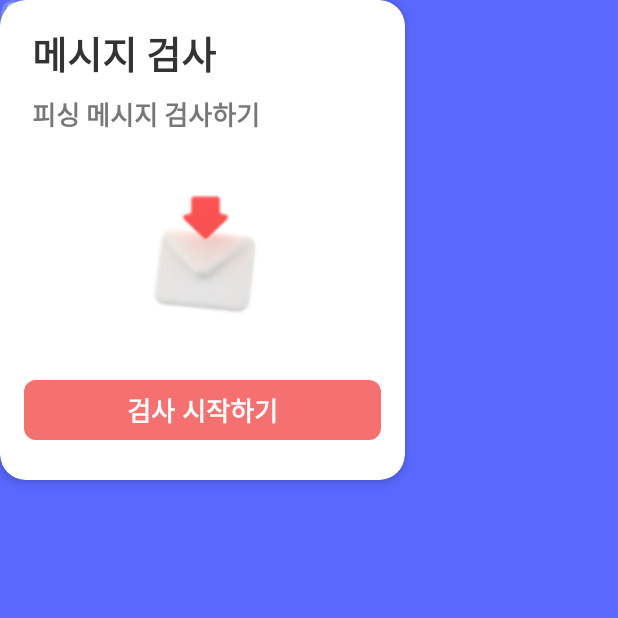
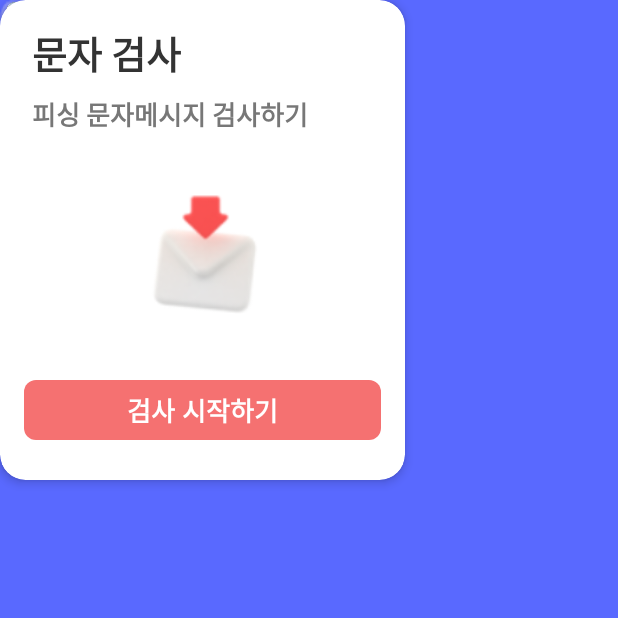
Before and after one commit to Cl-PaaS/FrontEnd, an Android app: the screen it shows after launch (MainActivity), on a phone screen of 412 x 824 dp, the top half of it. Run offline under Robolectric (Android 15) with nearby library versions, the phone set to English and light mode, and no system bars; libraries missing offline, so code that uses them is left out: com.google.firebase.installations; 2 statements that could not run were skipped.

Commit message:
Update ui text

```diff
--- a/app/src/main/res/layout/activity_main.xml
+++ b/app/src/main/res/layout/activity_main.xml
@@ -85,7 +85,7 @@
                 android:layout_width="wrap_content"
                 android:layout_height="wrap_content"
                 android:layout_marginLeft="5dp"
-                android:text="메시지 검사"
+                android:text="문자 검사"
                 android:textColor="#333333"
                 android:textSize="25sp"
                 android:textStyle="bold"
@@ -99,7 +99,7 @@
                 android:layout_height="wrap_content"
                 android:layout_marginTop="8dp"
                 android:layout_marginLeft="5dp"
-                android:text="피싱 메시지 검사하기"
+                android:text="피싱 문자메시지 검사하기"
                 android:textColor="#777777"
                 android:textSize="17sp"
                 android:textStyle="bold"
--- a/app/src/main/res/layout/activity_result_danger.xml
+++ b/app/src/main/res/layout/activity_result_danger.xml
@@ -157,7 +157,7 @@
         android:id="@+id/checkAnotherButton"
         android:layout_width="match_parent"
         android:layout_height="wrap_content"
-        android:text="다른 메시지 검사하기"
+        android:text="다른 문자 검사하기"
         android:layout_marginLeft="10dp"
         android:layout_marginRight="10dp"
         android:padding="10dp"
--- a/app/src/main/res/layout/activity_result_mid.xml
+++ b/app/src/main/res/layout/activity_result_mid.xml
@@ -157,7 +157,7 @@
         android:id="@+id/checkAnotherButton"
         android:layout_width="match_parent"
         android:layout_height="wrap_content"
-        android:text="다른 메시지 검사하기"
+        android:text="다른 문자 검사하기"
         android:layout_marginLeft="10dp"
         android:layout_marginRight="10dp"
         android:padding="10dp"
--- a/app/src/main/res/layout/activity_result_safe.xml
+++ b/app/src/main/res/layout/activity_result_safe.xml
@@ -156,7 +156,7 @@
         android:id="@+id/checkAnotherButton"
         android:layout_width="match_parent"
         android:layout_height="wrap_content"
-        android:text="다른 메시지 검사하기"
+        android:text="다른 문자 검사하기"
         android:layout_marginLeft="10dp"
         android:layout_marginRight="10dp"
         android:padding="10dp"
```
